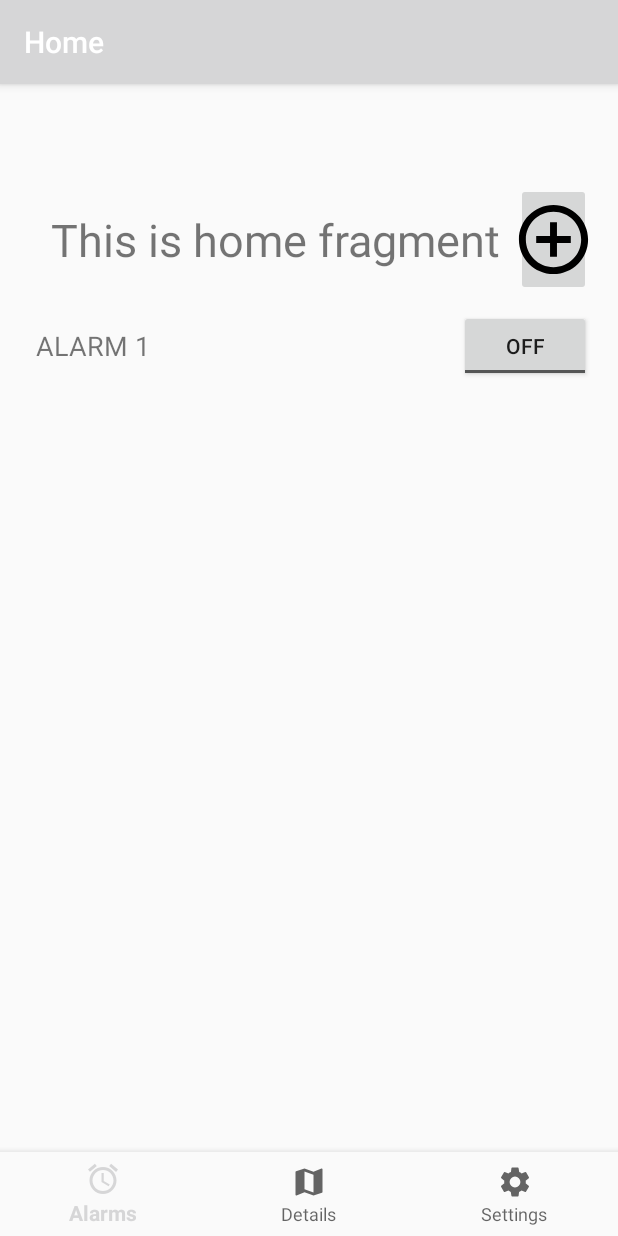
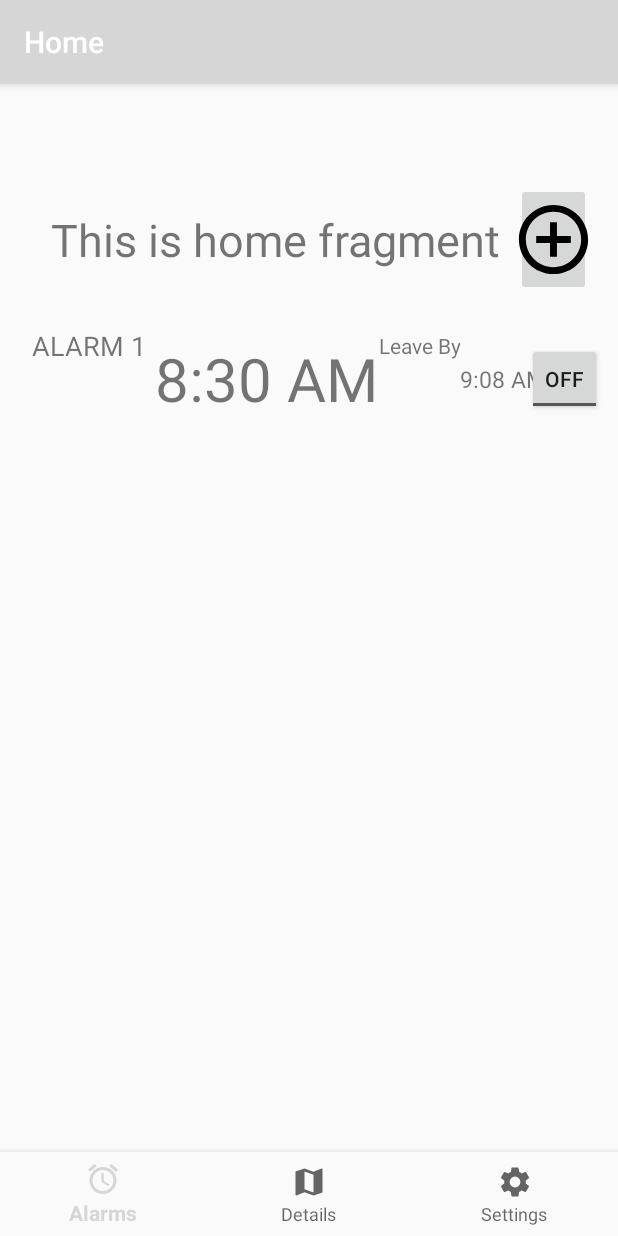
Before and after one commit to pcutter1/true-alarm, an Android app: the screen it shows after launch (MainActivity), on a phone screen of 412 x 824 dp. Run offline under Robolectric (Android 15) with nearby library versions, the phone set to English and light mode, and no system bars; our stand-ins replace Room's generated code, RxJava, navigation-ui; libraries missing offline, so code that uses them is left out: com.facebook.stetho; 1 statement that could not run was skipped.

Commit message:
Added leaveby, wake time, depart by textviews
Cannot seem to get the depart by text view to fit undernead the LeaveBy textview. It doesn't seem to accept the same positioning conventions that worked for the LeaveBy

```diff
--- a/app/src/main/java/edu/cnm/deepdive/truealarm/model/entity/Alarm.java
+++ b/app/src/main/java/edu/cnm/deepdive/truealarm/model/entity/Alarm.java
@@ -29,6 +29,7 @@ public class Alarm {
   @ColumnInfo(name = "alarm_id")
   private long id;
 
+  @NonNull
   @ColumnInfo(collate = ColumnInfo.NOCASE)
   private String name = "";
 
--- a/app/src/main/java/edu/cnm/deepdive/truealarm/model/entity/Location.java
+++ b/app/src/main/java/edu/cnm/deepdive/truealarm/model/entity/Location.java
@@ -23,6 +23,7 @@ public class Location {
   @ColumnInfo(name = "longitude")
   private double longitude;
 
+  @NonNull
   @ColumnInfo(collate = ColumnInfo.NOCASE)
   private String address;
 
--- a/app/src/main/java/edu/cnm/deepdive/truealarm/service/AlarmDatabase.java
+++ b/app/src/main/java/edu/cnm/deepdive/truealarm/service/AlarmDatabase.java
@@ -6,10 +6,12 @@ import androidx.room.Database;
 import androidx.room.Room;
 import androidx.room.RoomDatabase;
 import androidx.room.TypeConverter;
+import androidx.room.TypeConverters;
 import edu.cnm.deepdive.truealarm.model.dao.AlarmDao;
 import edu.cnm.deepdive.truealarm.model.dao.LocationDao;
 import edu.cnm.deepdive.truealarm.model.entity.Alarm;
 import edu.cnm.deepdive.truealarm.model.entity.Location;
+import edu.cnm.deepdive.truealarm.service.AlarmDatabase.Converters;
 import java.util.Date;
 
 @Database(
@@ -17,7 +19,7 @@ import java.util.Date;
     version = 1,
     exportSchema = true
 )
-
+@TypeConverters({Converters.class})
 public abstract class AlarmDatabase extends RoomDatabase {
 
   private static final String DB_NAME = "alarm_db";
--- a/app/src/main/res/layout/fragment_home.xml
+++ b/app/src/main/res/layout/fragment_home.xml
@@ -39,9 +39,9 @@
   <androidx.appcompat.widget.Toolbar
     android:id="@+id/alarm1_toolbar"
     android:layout_width="match_parent"
-    android:layout_height="wrap_content"
+    android:layout_height="100dp"
     android:layout_marginTop="5dp"
-    android:layout_marginHorizontal="8dp"
+    android:layout_marginHorizontal="5dp"
     app:layout_constraintTop_toBottomOf="@id/alarm_home_toolbar">
 
     <TextView
@@ -49,15 +49,40 @@
       android:layout_width="wrap_content"
       android:layout_height="wrap_content"
       android:layout_gravity="top"
+      android:layout_marginEnd="5dp"
       android:text="@string/alarm_1_name"
       android:textSize="18sp"/>
 
+    <TextView
+      android:id="@+id/alarm1_wake_time"
+      android:layout_width="wrap_content"
+      android:layout_height="match_parent"
+      android:gravity="start|center"
+      android:layout_gravity="start"
+      android:textSize="40sp"
+      android:text="@string/alarm1_wake_time"/>
+
+    <TextView
+      android:layout_width="wrap_content"
+      android:layout_height="wrap_content"
+      android:gravity="end|center|top"
+      android:layout_gravity="top"
+      android:text="@string/leave_by"/>
+
+    <TextView
+      android:layout_width="wrap_content"
+      android:layout_height="wrap_content"
+      android:gravity="end|center|bottom"
+      android:layout_gravity="center"
+      android:textSize="15sp"
+      android:text="9:08 AM"/>
+
    <ToggleButton
      android:id="@+id/alarm1_set"
-     android:layout_width="wrap_content"
+     android:layout_width="50dp"
      android:layout_height="wrap_content"
      android:layout_gravity="end"
-     android:layout_marginEnd="10dp"/>
+     android:layout_marginEnd="5dp"/>
 
 
 
--- a/app/src/main/res/values/strings.xml
+++ b/app/src/main/res/values/strings.xml
@@ -27,4 +27,6 @@
   <string name="alarm_1_name">ALARM 1</string>
   <string name="title_alarm_details">Alarm Details</string>
   <string name="title_settings">Settings</string>
+  <string name="alarm1_wake_time">8:30 AM</string>
+  <string name="leave_by">Leave By</string>
 </resources>
```
Also changed, not shown: 2 other files.
